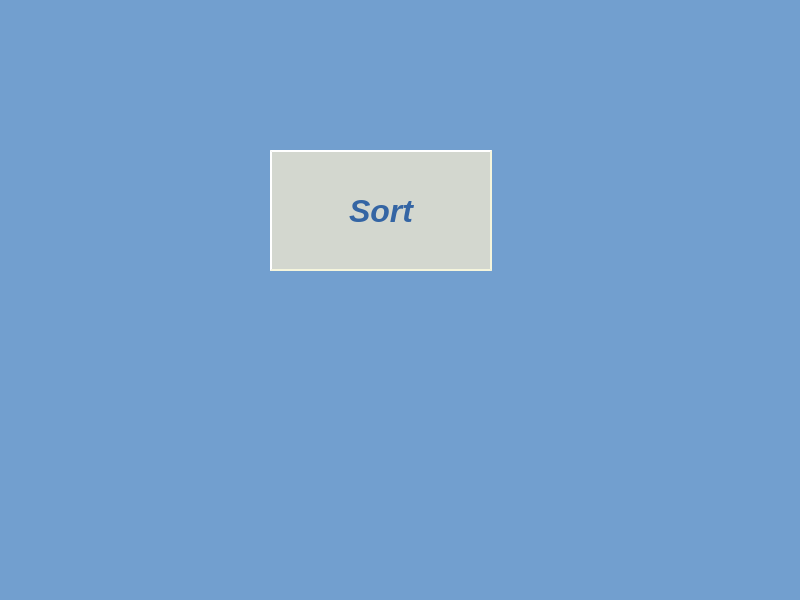
Qt form AlgorithmVisualizer/mainwindow.ui (sanja10/AlgorithmVisualizer) before a commit.
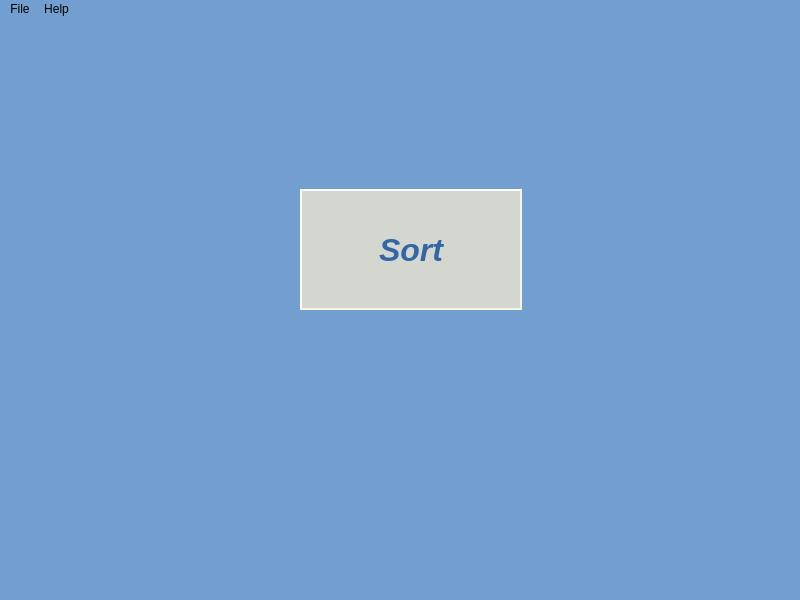
The same form after that commit.

```diff
--- a/AlgorithmVisualizer/mainwindow.ui
+++ b/AlgorithmVisualizer/mainwindow.ui
@@ -29,8 +29,8 @@
    <widget class="QPushButton" name="sortButton">
     <property name="geometry">
      <rect>
-      <x>270</x>
-      <y>150</y>
+      <x>300</x>
+      <y>170</y>
       <width>222</width>
       <height>121</height>
      </rect>
@@ -68,6 +68,20 @@
      <height>22</height>
     </rect>
    </property>
+   <widget class="QMenu" name="menuFile">
+    <property name="title">
+     <string>File</string>
+    </property>
+    <addaction name="actionExit"/>
+   </widget>
+   <widget class="QMenu" name="menuHelp">
+    <property name="title">
+     <string>Help</string>
+    </property>
+    <addaction name="actionAbout"/>
+   </widget>
+   <addaction name="menuFile"/>
+   <addaction name="menuHelp"/>
   </widget>
   <widget class="QStatusBar" name="statusbar"/>
  </widget>
```
Left out of the diff: 10 changed lines with no effect on the pictures.
